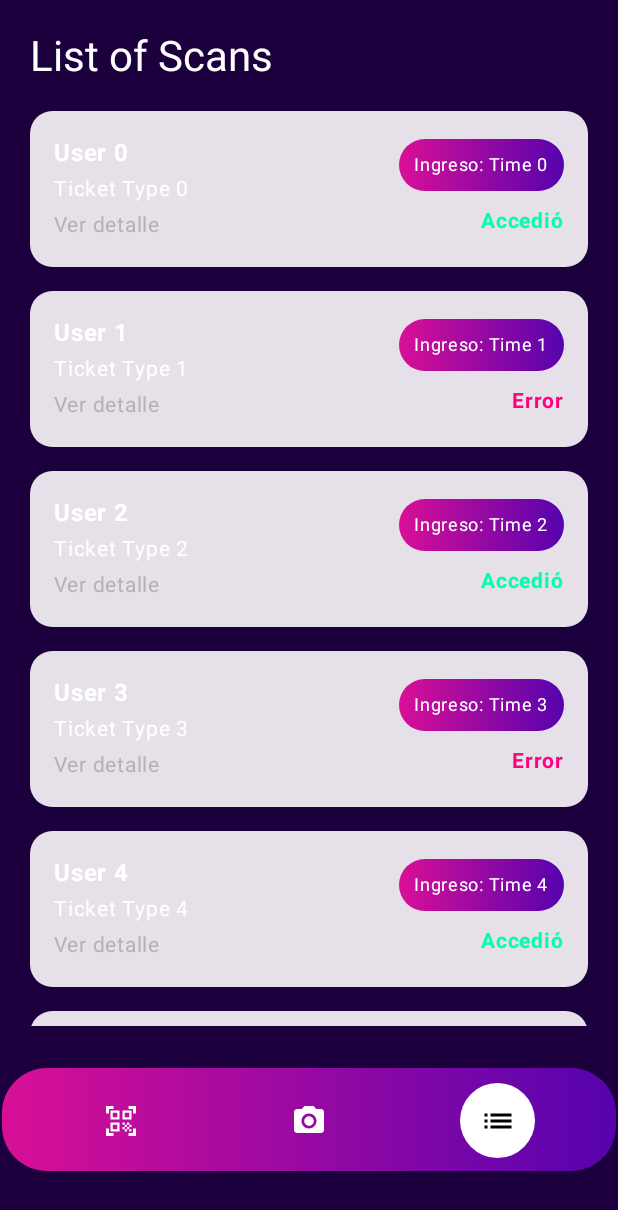
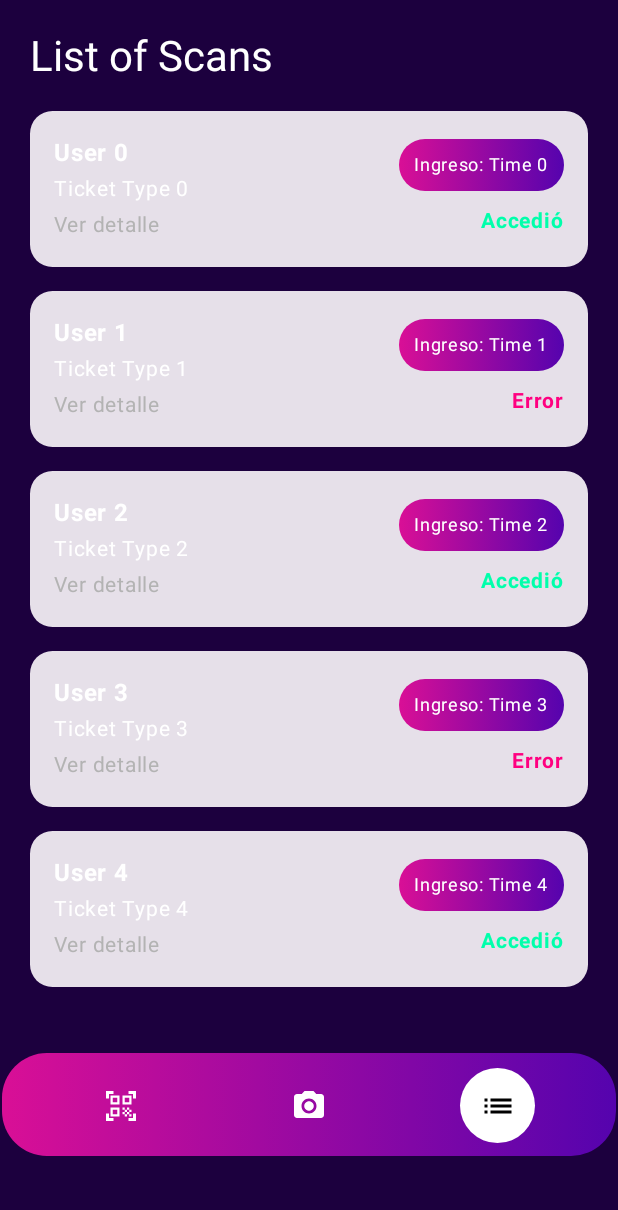
Before and after one commit to Daniel-Santiago-Acosta-1013/partyAppPDA, an Android app built with Jetpack Compose: the ScansListView screen opened through its navigation route, on a phone screen of 412 x 824 dp. Shown: the top 1210 px of the screen. Run offline under Robolectric (Android 15) with nearby library versions, the phone set to English and light mode, and no system bars.

```diff
--- a/app/src/main/java/com/example/partyapppda/ui/components/Navbar.kt
+++ b/app/src/main/java/com/example/partyapppda/ui/components/Navbar.kt
@@ -27,9 +27,9 @@ fun BottomNavBar(navController: NavController) {
         color = Color.Transparent,
         modifier = Modifier
             .fillMaxWidth()
-            .height(120.dp)
+            .height(130.dp)
             .padding(horizontal = 1.dp, vertical = 8.dp)
-            .padding(bottom = 35.dp)
+            .padding(bottom = 45.dp)
     ) {
         Box(
             modifier = Modifier
--- a/app/src/main/java/com/example/partyapppda/ui/screens/login/LoginScreen.kt
+++ b/app/src/main/java/com/example/partyapppda/ui/screens/login/LoginScreen.kt
@@ -128,7 +128,7 @@ fun LoginScreen(onLoginSuccess: () -> Unit) {
                             }
                         },
                         modifier = Modifier
-                            .padding(top = 100.dp, bottom = 100.dp)
+                            .padding(top = 50.dp, bottom = 150.dp)
                             .height(66.dp)
                             .fillMaxWidth()
                     )
```
